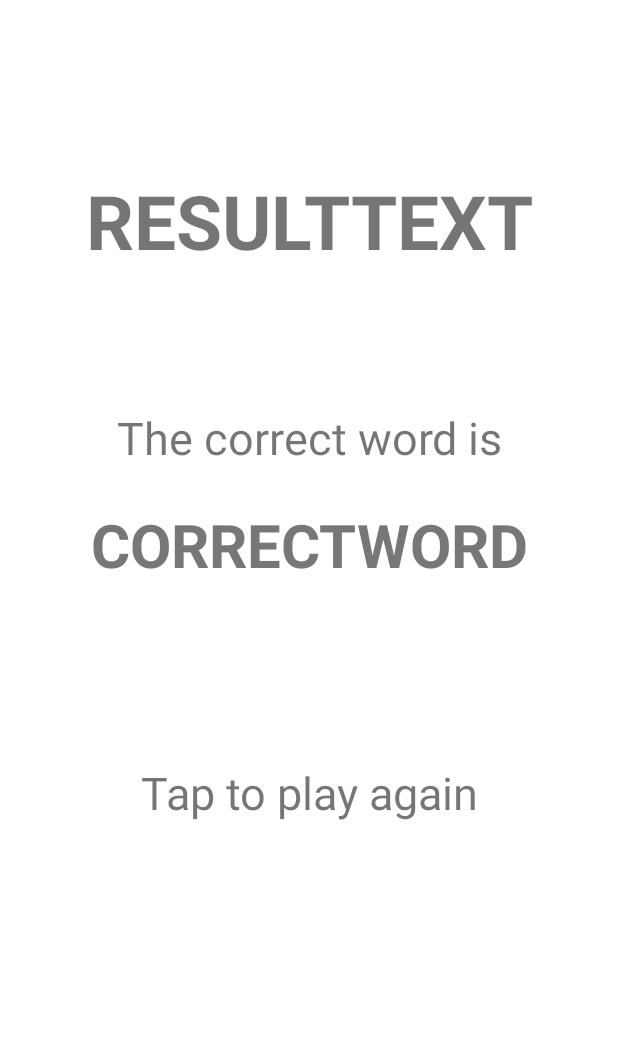
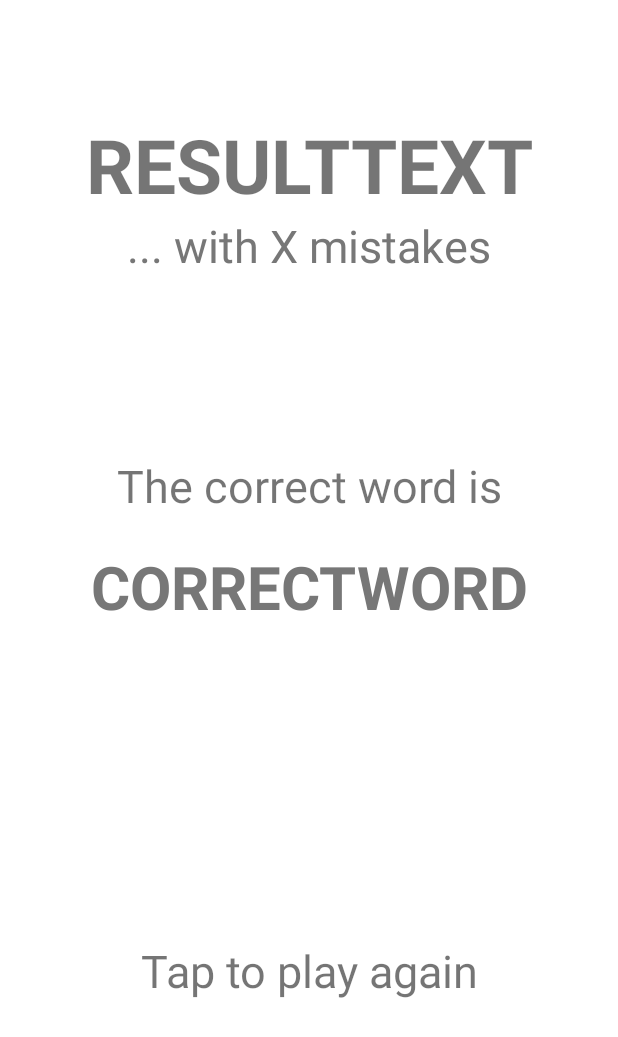
Before and after one commit to maltebp/HangManApp, an Android app: the layout fragment_finished.xml on its own in the app's theme, with its tools: preview values and no code run, on a phone screen of 412 x 824 dp. Shown: the top 1037 px of the screen. Run offline under Robolectric (Android 15) with nearby library versions, the phone set to English and light mode, and no system bars.

Commit message:
Added mistakes to win screen

```diff
--- a/app/src/main/java/com/example/hangman/Game.java
+++ b/app/src/main/java/com/example/hangman/Game.java
@@ -98,7 +98,7 @@ public class Game extends Fragment implements View.OnClickListener {
             getFragmentManager()
                 .beginTransaction()
                 .setCustomAnimations(R.anim.fadein,R.anim.fadeout)
-                .replace(R.id.frag1, new Finished())
+                .replace(R.id.frag1, new Finished(logic.erSpilletVundet(), logic.getOrdet(), logic.getAntalForkerteBogstaver()))
                 .commit();
         }
     }
--- a/app/src/main/java/com/example/hangman/MainActivity.java
+++ b/app/src/main/java/com/example/hangman/MainActivity.java
@@ -5,7 +5,6 @@ import androidx.fragment.app.Fragment;
 
 import android.os.Bundle;
 import android.view.View;
-
 
 public class MainActivity extends AppCompatActivity implements View.OnClickListener {
 
@@ -35,11 +34,14 @@ public class MainActivity extends AppCompatActivity implements View.OnClickListe
 
         if(settingsActive){
             // Close Settings window
+
             getSupportFragmentManager()
                 .beginTransaction()
                 .setCustomAnimations(R.anim.slide_up, R.anim.slide_up)
                 .remove(menuFrag)
                 .commit();
+
+
             getSupportFragmentManager()
                 .beginTransaction()
                 .setCustomAnimations(R.anim.fadeout, R.anim.fadeout)
--- a/app/src/main/res/layout/fragment_background_fade_.xml
+++ b/app/src/main/res/layout/fragment_background_fade_.xml
@@ -3,8 +3,7 @@
     xmlns:tools="http://schemas.android.com/tools"
 
     android:layout_width="match_parent"
-    android:layout_height="match_parent"
-    xmlns:app="http://schemas.android.com/apk/res-auto">
+    android:layout_height="match_parent">
 
     <ImageView
         android:id="@+id/background_fade"
--- a/app/src/main/res/layout/fragment_finished.xml
+++ b/app/src/main/res/layout/fragment_finished.xml
@@ -24,8 +24,36 @@
         app:layout_constraintEnd_toEndOf="parent"
         app:layout_constraintStart_toStartOf="parent"
         app:layout_constraintTop_toTopOf="parent"
-        app:layout_constraintVertical_bias="0.15" />
+        app:layout_constraintVertical_bias="0.10" />
 
+    <TextView
+        android:id="@+id/text_mistakes"
+        android:layout_height="wrap_content"
+        android:layout_width="wrap_content"
+        android:text="... with X mistakes"
+        android:textSize="30sp"
+        android:textColor="@color/colorSecondary"
+        app:layout_constraintTop_toBottomOf="@id/result_text"
+        app:layout_constraintStart_toStartOf="parent"
+        app:layout_constraintEnd_toEndOf="parent"
+        />
+
+
+    <TextView
+        android:id="@+id/correctword"
+        android:layout_width="match_parent"
+        android:layout_height="wrap_content"
+
+        android:layout_marginTop="20dp"
+        android:gravity="center"
+        android:text="CORRECTWORD"
+        android:textColor="@color/colorSecondary"
+        android:textSize="40sp"
+        android:textStyle="bold"
+        app:layout_constraintEnd_toEndOf="parent"
+        app:layout_constraintHorizontal_bias="0.0"
+        app:layout_constraintStart_toStartOf="parent"
+        app:layout_constraintTop_toBottomOf="@+id/correctword_text" />
 
     <TextView
         android:id="@+id/correctword_text"
@@ -40,24 +68,7 @@
         app:layout_constraintEnd_toEndOf="parent"
         app:layout_constraintStart_toStartOf="parent"
         app:layout_constraintTop_toBottomOf="@id/result_text"
-        app:layout_constraintVertical_bias="0.15" />
-
-    <TextView
-        android:id="@+id/correctword"
-        android:layout_width="match_parent"
-        android:layout_height="wrap_content"
-
-        android:layout_marginTop="24dp"
-        android:gravity="center"
-        android:text="CORRECTWORD"
-        android:textColor="@color/colorSecondary"
-        android:textSize="40sp"
-        android:textStyle="bold"
-        app:layout_constraintEnd_toEndOf="parent"
-        app:layout_constraintHorizontal_bias="0.0"
-        app:layout_constraintStart_toStartOf="parent"
-        app:layout_constraintTop_toBottomOf="@+id/correctword_text" />
-
+        app:layout_constraintVertical_bias="0.25" />
 
     <TextView
         android:id="@+id/taptoplayagain"
@@ -71,8 +82,8 @@
         app:layout_constraintBottom_toBottomOf="parent"
         app:layout_constraintEnd_toEndOf="parent"
         app:layout_constraintStart_toStartOf="parent"
-        app:layout_constraintTop_toBottomOf="@id/correctword"
-        app:layout_constraintVertical_bias="0.30" />
+        app:layout_constraintTop_toTopOf="parent"
+        app:layout_constraintVertical_bias="0.80" />
 
 
 </androidx.constraintlayout.widget.ConstraintLayout>
```
Also changed, not shown: app/src/main/java/com/example/hangman/Finished.java (+21 -8 lines). Lines whose indentation alone changed are shown as unchanged.
